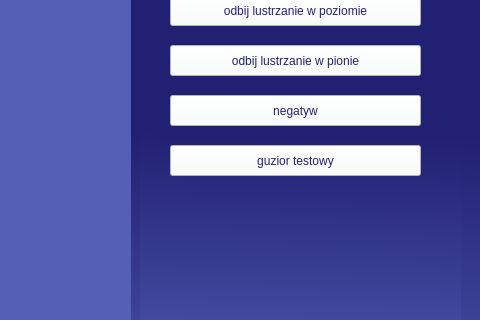
First picture: the form in ManipulatorZdjecPIPAO/mainwindow.ui, repository Wiktor-Kobryn/ManipulatorZdjecPIPAO, before the edit; both pictures show x 720 to 1200 and y 111 to 431 of the 1200 by 600 pixel window.
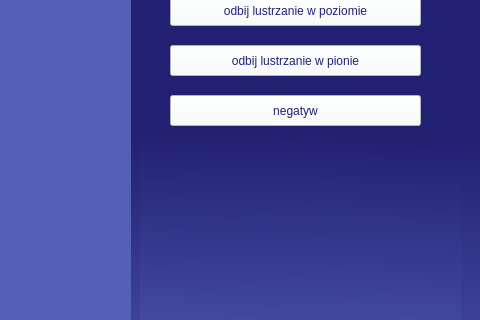
Second picture: the form after the edit. The open tabs and pages were chosen to show the change.

```diff
--- a/ManipulatorZdjecPIPAO/mainwindow.ui
+++ b/ManipulatorZdjecPIPAO/mainwindow.ui
@@ -234,23 +234,6 @@
        <set>Qt::AlignCenter</set>
       </property>
      </widget>
-     <widget class="QPushButton" name="BtnTest">
-      <property name="geometry">
-       <rect>
-        <x>30</x>
-        <y>220</y>
-        <width>251</width>
-        <height>31</height>
-       </rect>
-      </property>
-      <property name="styleSheet">
-       <string notr="true">background-color: rgb(248, 254, 255);
-color: rgb(34, 32, 115);</string>
-      </property>
-      <property name="text">
-       <string>guzior testowy</string>
-      </property>
-     </widget>
      <widget class="QPushButton" name="BtnOdbicieOsiX">
       <property name="geometry">
        <rect>
```
Left out of the diff: 2 changed lines with no effect on the pictures.
